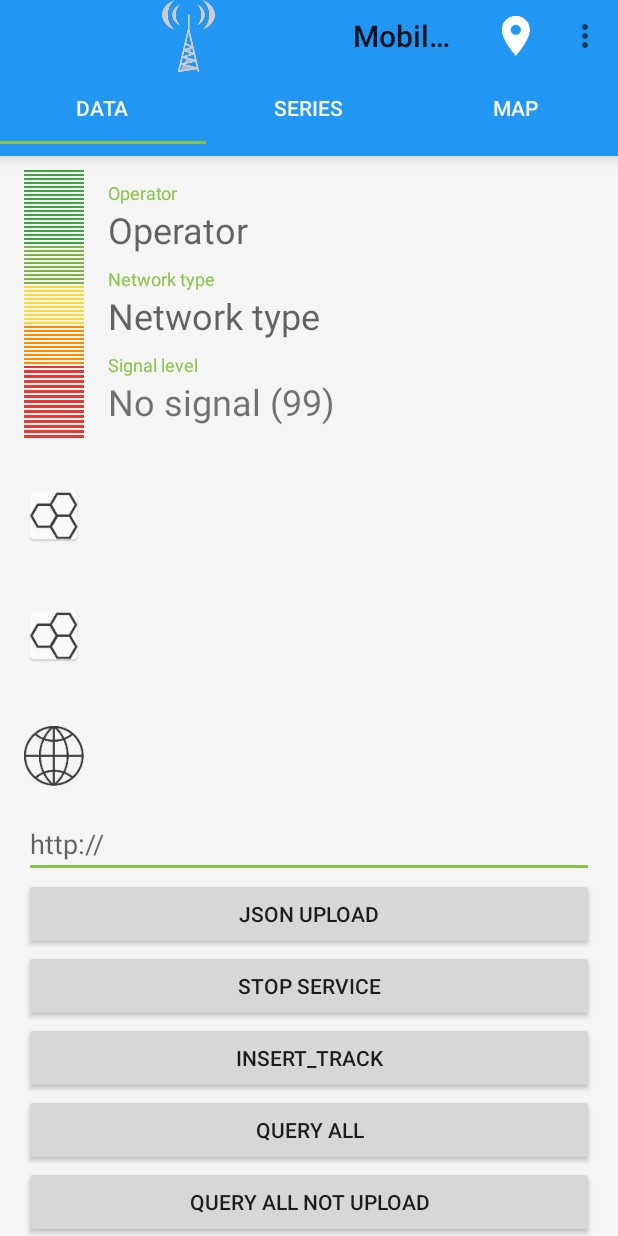
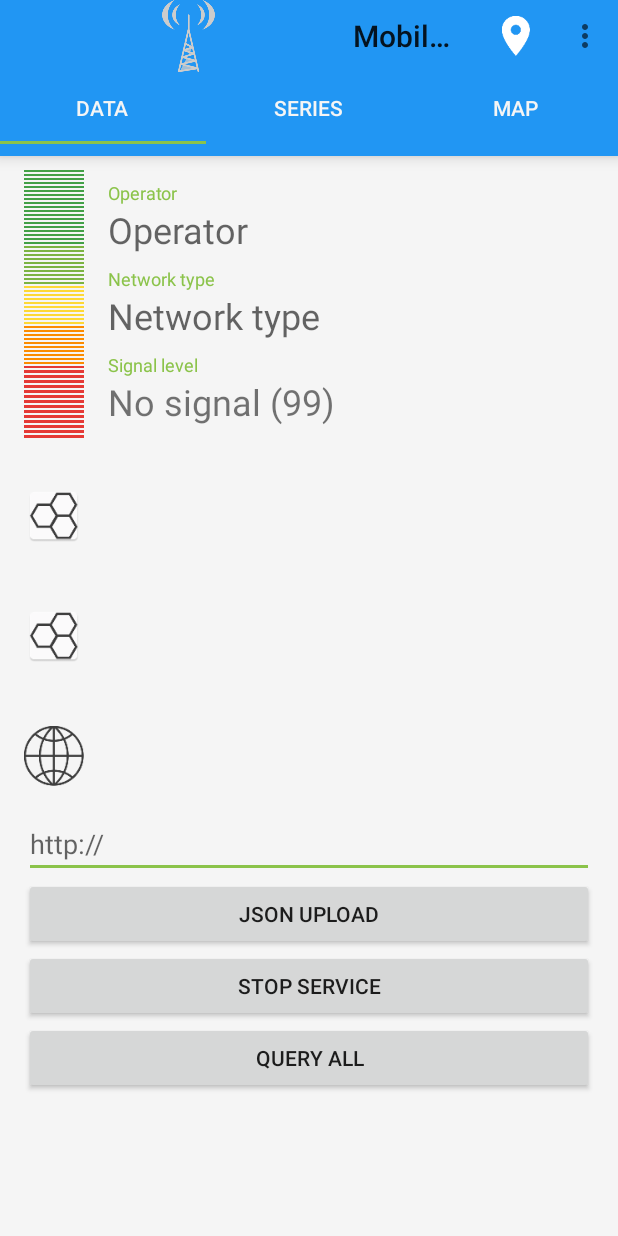
Before and after one commit to abdalftah-dep/MobileNetworksTracker, an Android app: the screen it shows after launch (MainActivity), on a phone screen of 412 x 824 dp. Run offline under Robolectric (Android 15) with nearby library versions, the phone set to English and light mode, and no system bars; our stand-ins replace Dagger/Hilt's generated code; libraries missing offline, so code that uses them is left out: com.activeandroid, com.activeandroid.query; pictures from the network do not load; 20 statements that could not run were skipped.

```diff
--- a/app/src/main/java/com/blogspot/droidcrib/mobilenetworkstracker/controller/PositioningManager.java
+++ b/app/src/main/java/com/blogspot/droidcrib/mobilenetworkstracker/controller/PositioningManager.java
@@ -34,8 +34,8 @@ public class PositioningManager {
         String providerNetwork = LocationManager.NETWORK_PROVIDER;
         // Launch updates from LocationManager
         PendingIntent pi = getLocationPendingIntent(true);
-        mLocationManager.requestLocationUpdates(providerGps, 0, 0, pi);
-        mLocationManager.requestLocationUpdates(providerNetwork, 0, 0, pi);
+        mLocationManager.requestLocationUpdates(providerGps, 0, 15, pi);
+        mLocationManager.requestLocationUpdates(providerNetwork, 0, 15, pi);
         Log.d(TAG, "Location updates started");
 
     }
--- a/app/src/main/java/com/blogspot/droidcrib/mobilenetworkstracker/loaders/TrackLoader.java
+++ b/app/src/main/java/com/blogspot/droidcrib/mobilenetworkstracker/loaders/TrackLoader.java
@@ -13,18 +13,15 @@ import java.util.List;
  */
 public class TrackLoader extends DatabaseLoader {
 
-    private static final String TAG = "mobilenetworkstracker";
     private DatabaseManager mDatabaseManager;
 
     public TrackLoader(Context context, DatabaseManager databaseManager) {
         super(context);
         mDatabaseManager = databaseManager;
-        Log.d(TAG, "TrackLoader() ");
     }
 
     @Override
     public List<?> loadList() {
-        Log.d(TAG, "Loading LIST ");
         return mDatabaseManager.queryAllTracks();
     }
 }
--- a/app/src/main/java/com/blogspot/droidcrib/mobilenetworkstracker/ui/DataFragment.java
+++ b/app/src/main/java/com/blogspot/droidcrib/mobilenetworkstracker/ui/DataFragment.java
@@ -47,10 +47,8 @@ public class DataFragment extends Fragment implements PhoneStateListenerInterfac
 
     private Button mButtonJsonUpload;
     private Button mButtonStopService;
-    private Button insertTrack;
     private Button queryAll;
-    private Button queryCondition;
-    private Button dbAction;
+
     @Inject
     TrackingManager mTrackingManager;
     private long mTrackId;
@@ -101,10 +99,7 @@ public class DataFragment extends Fragment implements PhoneStateListenerInterfac
         mCountryTextView = (TextView) v.findViewById(R.id.tv_country);
         mJsonPostUrl = (EditText) v.findViewById(R.id.json_post_url);
         mTableLayout = (TableLayout) v.findViewById(R.id.table_indicator);
-        insertTrack = (Button) v.findViewById(R.id.insert_track);
         queryAll = (Button) v.findViewById(R.id.query_all);
-        queryCondition = (Button) v.findViewById(R.id.query_condition);
-        dbAction = (Button) v.findViewById(R.id.db_action);
         mButtonJsonUpload = (Button) v.findViewById(R.id.json_upload);
         mButtonStopService = (Button) v.findViewById(R.id.stop_service);
         return v;
@@ -136,13 +131,6 @@ public class DataFragment extends Fragment implements PhoneStateListenerInterfac
             @Override
             public void onClick(View v) {
                 getActivity().stopService(new Intent(getContext(), UploadDataService.class));
-            }
-        });
-
-        insertTrack.setOnClickListener(new View.OnClickListener() {
-            @Override
-            public void onClick(View v) {
-                Log.d(TAG, "insertTrack");
             }
         });
 
@@ -185,25 +173,6 @@ public class DataFragment extends Fragment implements PhoneStateListenerInterfac
                 }
 
 
-            }
-        });
-
-        queryCondition.setOnClickListener(new View.OnClickListener() {
-            @Override
-            public void onClick(View v) {
-
-
-
-            }
-        });
-
-        dbAction.setOnClickListener(new View.OnClickListener() {
-            int i = 1;
-
-            @Override
-            public void onClick(View v) {
-                mDatabaseManager.deleteTrack(i);
-                i++;
             }
         });
     }
--- a/app/src/main/java/com/blogspot/droidcrib/mobilenetworkstracker/ui/MainActivity.java
+++ b/app/src/main/java/com/blogspot/droidcrib/mobilenetworkstracker/ui/MainActivity.java
@@ -176,7 +176,8 @@ public class MainActivity extends AppCompatActivity implements TrackListFragment
 
     /**
      * Interface method TrackListFragment.Callbacks
-     * Shows selected track on map. Switching to map fragment
+     * Passes track ID to MapFragment in order to show selected track on map.
+     * Switching to map fragment
      * @param trackId
      */
     @Override
@@ -189,7 +190,7 @@ public class MainActivity extends AppCompatActivity implements TrackListFragment
                 .findFragmentByTag("android:switcher:" + R.id.pager + ":" + mViewPager.getCurrentItem());
         if (fragment != null) {
             // pass current trackId to fragment if fragment exist
-//            ((TrackMapFragment) fragment).onTrackSelected(trackId);
+            ((TrackMapFragment) fragment).onTrackSelected(trackId);
         }
     }
 
--- a/app/src/main/java/com/blogspot/droidcrib/mobilenetworkstracker/ui/TrackListFragment.java
+++ b/app/src/main/java/com/blogspot/droidcrib/mobilenetworkstracker/ui/TrackListFragment.java
@@ -38,17 +38,13 @@ import javax.inject.Inject;
 
 
 
-public class TrackListFragment extends ListFragment implements LoaderManager.LoaderCallbacks<List<?>>
-
-{
+public class TrackListFragment extends ListFragment
+        implements LoaderManager.LoaderCallbacks<List<?>> {
 
     private static final String TAG = "mobilenetworkstracker";
-    private static final int REQUEST_NEW_TRACK = 0;
-
     public static TrackListFragment sTrackListFragment;
     private Callbacks mCallbacks;
     private long mTrackId;
-    private int mTrackPosition;
     @Inject TrackingManager mTrackingManager;
     @Inject DatabaseManager mDatabaseManager;
     private ArrayList<Track> mTracks;
@@ -61,19 +57,23 @@ public class TrackListFragment extends ListFragment implements LoaderManager.Loa
         return sTrackListFragment;
     }
 
+    /*
+     *  Loader callbacks
+     */
+
     @Override
     public Loader<List<?>> onCreateLoader(int id, Bundle args) {
-        Log.d(TAG, "onCreateLoader() called");
+//        Log.d(TAG, "onCreateLoader() called");
         return new TrackLoader(getActivity(), mDatabaseManager);
     }
 
     @Override
     public void onLoadFinished(Loader<List<?>> loader, List<?> data) {
 
-        Log.d(TAG, "onLoadFinished() called");
+//        Log.d(TAG, "onLoadFinished() called");
         List<Track> trackList = (List<Track>) data;
-        Log.d(TAG, "onLoadFinished: Track list size = " + trackList.size());
-        Log.d(TAG, "onLoadFinished: Track list tracks ");
+//        Log.d(TAG, "onLoadFinished: Track list size = " + trackList.size());
+//        Log.d(TAG, "onLoadFinished: Track list tracks ");
                 for(int i =0; i < trackList.size(); i++){
                     Log.d(TAG,
                             "Track ID: " + trackList.get(i).getId()
@@ -87,15 +87,16 @@ public class TrackListFragment extends ListFragment implements LoaderManager.Loa
 
     @Override
     public void onLoaderReset(Loader<List<?>> loader) {
-        Log.d(TAG, "onLoaderReset() called");
+//        Log.d(TAG, "onLoaderReset() called");
         setListAdapter(null);
     }
 
-    /**
+    /*
      * Interface for host activity
      */
 
     public interface  Callbacks{
+        // Pass track ID to MapFragment
         void onTrackSelected(long trackId);
     }
 
@@ -110,6 +111,8 @@ public class TrackListFragment extends ListFragment implements LoaderManager.Loa
         super.onDetach();
         mCallbacks = null;
     }
+
+
 
     @Override
     public void onActivityCreated(@Nullable Bundle savedInstanceState) {
@@ -130,7 +133,7 @@ public class TrackListFragment extends ListFragment implements LoaderManager.Loa
     @Override
     public void onResume() {
         super.onResume();
-        Log.d(TAG, "TrackListFragment.onResume() ");
+//        Log.d(TAG, "TrackListFragment.onResume() ");
         refreshTrackList();
         registerForContextMenu(getListView());
 
@@ -139,14 +142,14 @@ public class TrackListFragment extends ListFragment implements LoaderManager.Loa
     @Override
     public void onListItemClick(ListView l, View v, int position, long id) {
         super.onListItemClick(l, v, position, id);
-        Log.d(TAG, "Selected track.ID " + id);
-        Log.d(TAG, "Selected track.POSITION " + position);
+//        Log.d(TAG, "Selected track.ID " + id);
+//        Log.d(TAG, "Selected track.POSITION " + position);
         mCallbacks.onTrackSelected(id);
     }
 
 
     /*
-        Context menu methods
+     *   Context menu methods
      */
     @Override
     public void onCreateContextMenu(ContextMenu menu, View v, ContextMenu.ContextMenuInfo menuInfo) {
@@ -154,7 +157,6 @@ public class TrackListFragment extends ListFragment implements LoaderManager.Loa
         // Get long-pressed item id
         AdapterView.AdapterContextMenuInfo info = (AdapterView.AdapterContextMenuInfo) menuInfo;
         mTrackId = info.id;
-        mTrackPosition = info.position;
     }
 
     @Override
@@ -167,7 +169,6 @@ public class TrackListFragment extends ListFragment implements LoaderManager.Loa
                 refreshTrackList();
                 return true;
         }
-
         return super.onContextItemSelected(item);
     }
 
--- a/app/src/main/res/layout/fragment_data.xml
+++ b/app/src/main/res/layout/fragment_data.xml
@@ -3,7 +3,7 @@
     xmlns:tools="http://schemas.android.com/tools"
     android:layout_width="match_parent"
     android:layout_height="match_parent"
-    tools:context=".MainActivity">
+    tools:context=".ui.MainActivity">
 
     <LinearLayout
         android:id="@+id/activity_transition_header1"
@@ -197,31 +197,11 @@
             android:layout_width="match_parent"
             android:layout_height="wrap_content" />
 
-
-        <Button
-            android:id="@+id/insert_track"
-            android:text="insert_track"
-            android:layout_width="match_parent"
-            android:layout_height="wrap_content" />
-
         <Button
             android:id="@+id/query_all"
             android:text="query all"
             android:layout_width="match_parent"
             android:layout_height="wrap_content" />
-
-        <Button
-            android:id="@+id/query_condition"
-            android:text="query all not upload"
-            android:layout_width="match_parent"
-            android:layout_height="wrap_content" />
-
-        <Button
-            android:id="@+id/db_action"
-            android:text="db action"
-            android:layout_width="match_parent"
-            android:layout_height="wrap_content" />
-
 
     </LinearLayout>
 </android.support.v4.widget.NestedScrollView>
```
Also changed, not shown: app/src/main/java/com/blogspot/droidcrib/mobilenetworkstracker/loaders/PinpointLoader.java (added, +37 -0 lines), app/src/main/java/com/blogspot/droidcrib/mobilenetworkstracker/ui/TrackMapFragment.java (+72 -59 lines), 1 other file.
